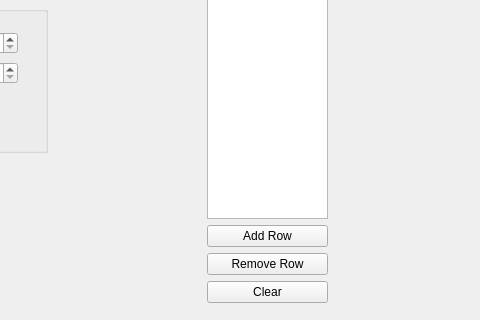
First picture: the form in movingwire/gui/ui/powersupplywidget.ui, repository lnls-ima/moving-wire-control, before the edit; both pictures show x 213 to 693 and y 308 to 628 of the 693 by 628 pixel window.
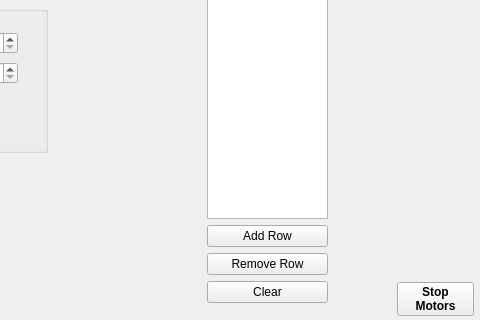
Second picture: the form after the edit. Icons and pictures are not drawn.

```diff
--- a/movingwire/gui/ui/powersupplywidget.ui
+++ b/movingwire/gui/ui/powersupplywidget.ui
@@ -477,7 +477,7 @@
     <string>...</string>
    </property>
   </widget>
-  <widget class="QWidget" name="">
+  <widget class="QWidget" name="layoutWidget">
    <property name="geometry">
     <rect>
      <x>420</x>
@@ -519,7 +519,7 @@
     </item>
    </layout>
   </widget>
-  <widget class="QWidget" name="">
+  <widget class="QWidget" name="layoutWidget">
    <property name="geometry">
     <rect>
      <x>20</x>
@@ -576,6 +576,36 @@
     </item>
    </layout>
   </widget>
+  <widget class="QPushButton" name="pbt_stop_motors">
+   <property name="geometry">
+    <rect>
+     <x>610</x>
+     <y>590</y>
+     <width>77</width>
+     <height>34</height>
+    </rect>
+   </property>
+   <property name="font">
+    <font>
+     <weight>75</weight>
+     <bold>true</bold>
+    </font>
+   </property>
+   <property name="text">
+    <string>Stop
+Motors</string>
+   </property>
+   <property name="icon">
+    <iconset>
+     <normaloff>../../resources/img/stop.svg</normaloff>../../resources/img/stop.svg</iconset>
+   </property>
+   <property name="iconSize">
+    <size>
+     <width>25</width>
+     <height>25</height>
+    </size>
+   </property>
+  </widget>
  </widget>
  <resources/>
  <connections/>
```
